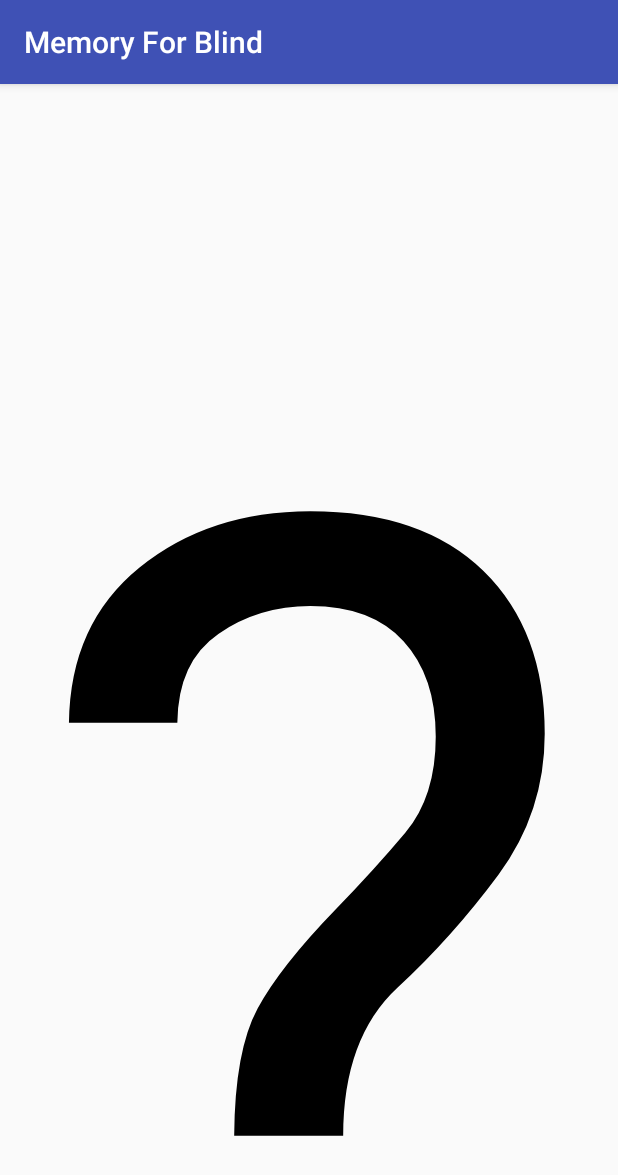
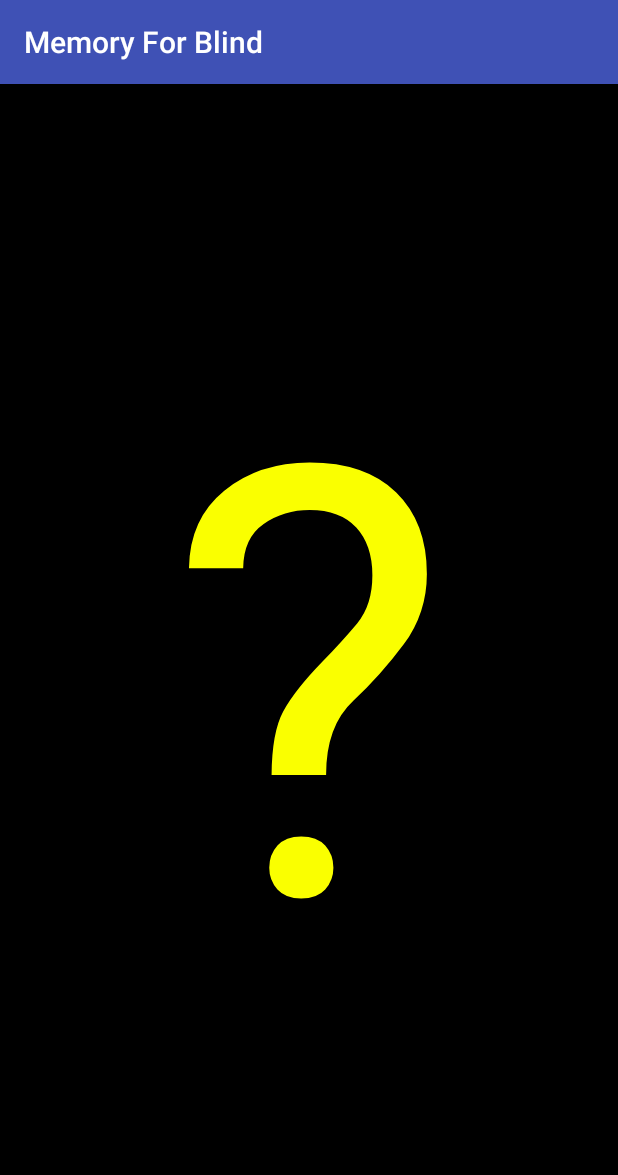
Before and after one commit to RedMajkel/MemoryForBlind, an Android app: the screen it shows after launch (InGameActivity), on a phone screen of 412 x 824 dp. Shown: the top 1175 px of the screen. Run offline under Robolectric (Android 15) with nearby library versions, the phone set to English and light mode, and no system bars; our stand-ins replace ButterKnife.

Commit message:
TTS added

```diff
--- a/app/build.gradle
+++ b/app/build.gradle
@@ -2,7 +2,7 @@ apply plugin: 'com.android.application'
 
 android {
     compileSdkVersion 24
-    buildToolsVersion "24.0.3"
+    buildToolsVersion '25.0.2'
     defaultConfig {
         applicationId "pl.polsl.piechota.michal.memoryforblind"
         minSdkVersion 15
--- /dev/null
+++ b/app/src/main/java/pl/polsl/piechota/michal/memoryforblind/services/TTSService.java
@@ -0,0 +1,13 @@
+package pl.polsl.piechota.michal.memoryforblind.services;
+
+import pl.polsl.piechota.michal.memoryforblind.Engine.Tile;
+
+/**
+ * Created by michalp on 2016-12-27.
+ */
+
+public interface TTSService {
+    void speak(String text);
+
+    void readTile(Tile tile);
+}
--- a/app/src/main/java/pl/polsl/piechota/michal/memoryforblind/services/impl/AnimationServiceImpl.java
+++ b/app/src/main/java/pl/polsl/piechota/michal/memoryforblind/services/impl/AnimationServiceImpl.java
@@ -62,7 +62,7 @@ public class AnimationServiceImpl implements AnimationService {
         if (TileState.COVERED.equals(tile.getState())) {
             view.setText("?");
         } else if (tile.getState().equals(TileState.GUESSED)) {
-            view.setText("X");
+            view.setText("#");
         } else {
             view.setText(String.valueOf(tile.getValue()));
         }
--- a/app/src/main/res/layout/activity_main.xml
+++ b/app/src/main/res/layout/activity_main.xml
@@ -10,7 +10,9 @@
     android:paddingTop="@dimen/activity_vertical_margin"
     android:layout_marginLeft="-5000px"
     android:layout_marginRight="-5000px"
-    tools:context="pl.polsl.piechota.michal.memoryforblind.activities.InGameActivity">
+    tools:context="pl.polsl.piechota.michal.memoryforblind.activities.InGameActivity"
+    android:background="#000000">
+
 
     <TextView
         android:id="@+id/primary"
@@ -18,23 +20,21 @@
         android:layout_height="wrap_content"
         android:layout_centerHorizontal="true"
         android:layout_centerVertical="true"
-        android:textSize="1200px"
-        android:text="1"
-        android:textColor="#000000" />
+        android:textSize="400sp"
+        android:textColor="#faff00" />
 
     <TextView
         android:id="@+id/secondary"
         android:layout_width="wrap_content"
         android:layout_height="wrap_content"
 
-        android:textSize="1200px"
-        android:text="2"
+        android:textSize="400sp"
         android:layout_marginRight="161dp"
         android:layout_marginEnd="161dp"
         android:layout_alignBaseline="@+id/primary"
         android:layout_alignBottom="@+id/primary"
         android:layout_toLeftOf="@+id/primary"
         android:layout_toStartOf="@+id/primary"
-        android:textColor="#000000" />
+        android:textColor="#faff00" />
 
 </RelativeLayout>
--- a/build.gradle
+++ b/build.gradle
@@ -5,7 +5,7 @@ buildscript {
         jcenter()
     }
     dependencies {
-        classpath 'com.android.tools.build:gradle:2.2.1'
+        classpath 'com.android.tools.build:gradle:2.2.3'
 
         // NOTE: Do not place your application dependencies here; they belong
         // in the individual module build.gradle files
```
Also changed, not shown: app/src/main/java/pl/polsl/piechota/michal/memoryforblind/activities/InGameActivity.java (+19 -1 lines), app/src/main/java/pl/polsl/piechota/michal/memoryforblind/services/impl/TTSServiceImpl.java (added, +50 -0 lines).
